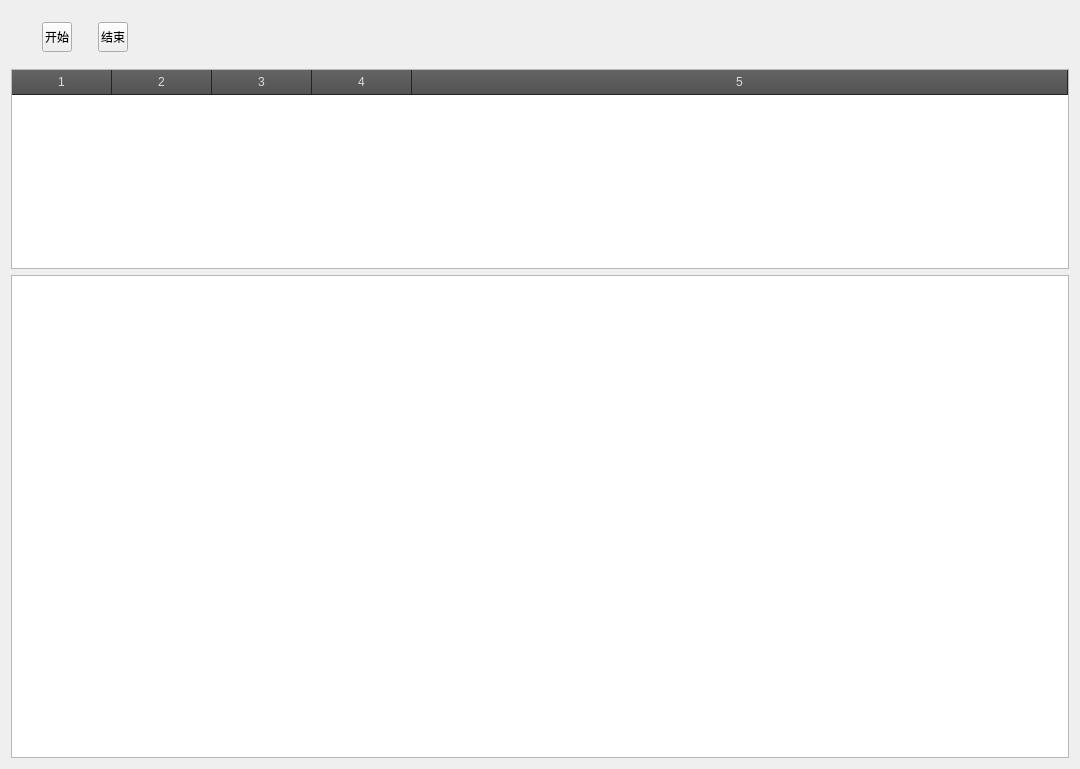
First picture: the form in MyWinshark/MyWinshark.ui, repository shuizhuyu123/MyWIreShark, before the edit.
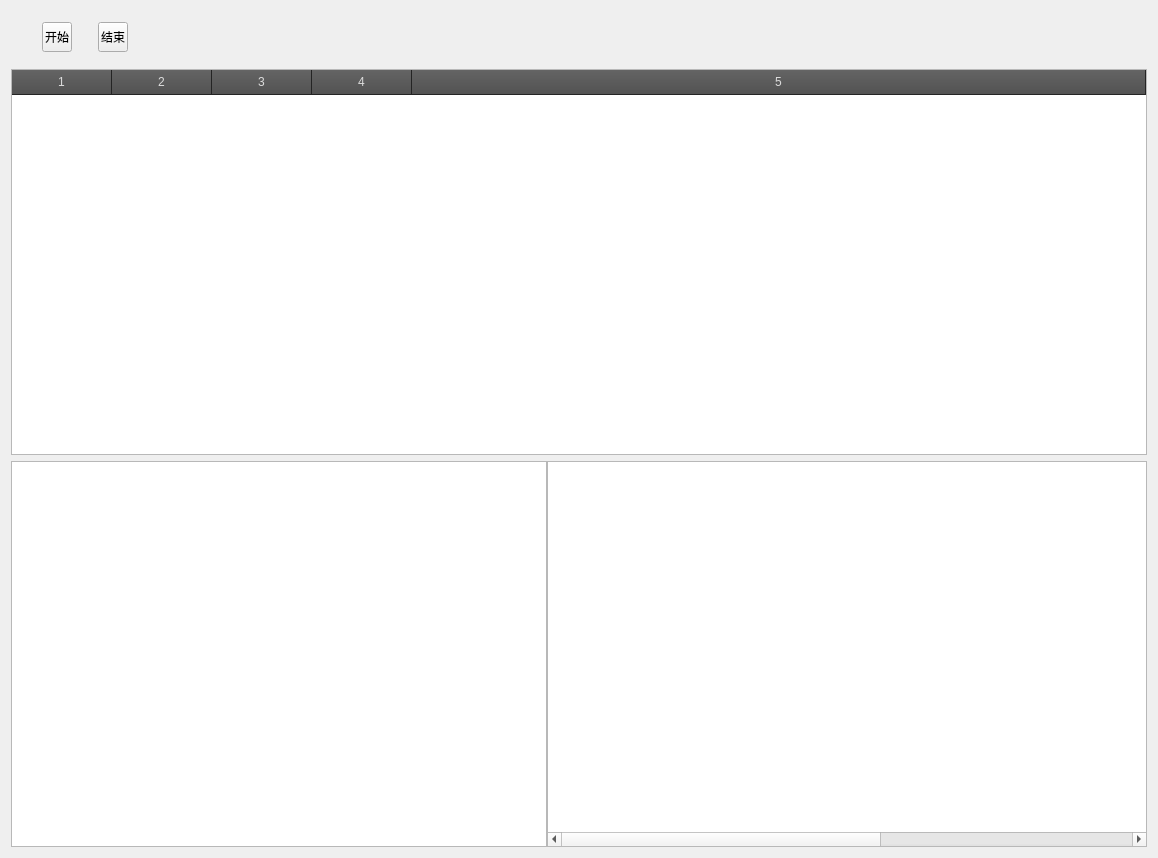
Second picture: the form after the edit.

What changed in the file:
```diff
--- a/MyWinshark/MyWinshark.ui
+++ b/MyWinshark/MyWinshark.ui
@@ -6,8 +6,8 @@
    <rect>
     <x>0</x>
     <y>0</y>
-    <width>1080</width>
-    <height>769</height>
+    <width>1158</width>
+    <height>858</height>
    </rect>
   </property>
   <property name="windowTitle">
@@ -129,10 +129,16 @@
    </item>
    <item>
     <widget class="QTableWidget" name="tableWidget">
+     <property name="minimumSize">
+      <size>
+       <width>0</width>
+       <height>0</height>
+      </size>
+     </property>
      <property name="maximumSize">
       <size>
        <width>16777215</width>
-       <height>200</height>
+       <height>400</height>
       </size>
      </property>
      <property name="focusPolicy">
@@ -175,7 +181,37 @@
     </widget>
    </item>
    <item>
+    <widget class="QWidget" name="widget_2" native="true">
+     <layout class="QHBoxLayout" name="horizontalLayout_2">
+      <property name="spacing">
+       <number>0</number>
+      </property>
+      <property name="leftMargin">
+       <number>0</number>
+      </property>
+      <property name="topMargin">
+       <number>0</number>
+      </property>
+      <property name="rightMargin">
+       <number>0</number>
+      </property>
+      <property name="bottomMargin">
+       <number>0</number>
+      </property>
+      <item>
     <widget class="QTreeWidget" name="treeWidget">
+        <property name="minimumSize">
+         <size>
+          <width>0</width>
+          <height>0</height>
+         </size>
+        </property>
+        <property name="sizeIncrement">
+         <size>
+          <width>0</width>
+          <height>0</height>
+         </size>
+        </property>
      <property name="focusPolicy">
       <enum>Qt::NoFocus</enum>
      </property>
@@ -183,7 +219,7 @@
       <set>QAbstractItemView::NoEditTriggers</set>
      </property>
      <property name="columnCount">
-      <number>5</number>
+         <number>3</number>
      </property>
      <attribute name="headerVisible">
       <bool>false</bool>
@@ -194,6 +230,9 @@
      <attribute name="headerDefaultSectionSize">
       <number>200</number>
      </attribute>
+        <attribute name="headerStretchLastSection">
+         <bool>true</bool>
+        </attribute>
      <column>
       <property name="text">
        <string notr="true">1</string>
@@ -209,16 +248,110 @@
        <string notr="true">3</string>
       </property>
      </column>
-     <column>
-      <property name="text">
-       <string notr="true">4</string>
-      </property>
-     </column>
-     <column>
-      <property name="text">
-       <string notr="true">5</string>
-      </property>
-     </column>
+       </widget>
+      </item>
+      <item>
+       <widget class="QTableWidget" name="Hex">
+        <property name="minimumSize">
+         <size>
+          <width>600</width>
+          <height>0</height>
+         </size>
+        </property>
+        <property name="maximumSize">
+         <size>
+          <width>600</width>
+          <height>16777215</height>
+         </size>
+        </property>
+        <property name="sizeIncrement">
+         <size>
+          <width>0</width>
+          <height>0</height>
+         </size>
+        </property>
+        <property name="focusPolicy">
+         <enum>Qt::NoFocus</enum>
+        </property>
+        <property name="editTriggers">
+         <set>QAbstractItemView::NoEditTriggers</set>
+        </property>
+        <property name="showGrid">
+         <bool>false</bool>
+        </property>
+        <property name="rowCount">
+         <number>0</number>
+        </property>
+        <property name="columnCount">
+         <number>34</number>
+        </property>
+        <attribute name="horizontalHeaderVisible">
+         <bool>false</bool>
+        </attribute>
+        <attribute name="horizontalHeaderMinimumSectionSize">
+         <number>25</number>
+        </attribute>
+        <attribute name="horizontalHeaderDefaultSectionSize">
+         <number>30</number>
+        </attribute>
+        <attribute name="horizontalHeaderHighlightSections">
+         <bool>false</bool>
+        </attribute>
+        <attribute name="verticalHeaderVisible">
+         <bool>false</bool>
+        </attribute>
+        <attribute name="verticalHeaderCascadingSectionResizes">
+         <bool>false</bool>
+        </attribute>
+        <attribute name="verticalHeaderMinimumSectionSize">
+         <number>10</number>
+        </attribute>
+        <attribute name="verticalHeaderDefaultSectionSize">
+         <number>20</number>
+        </attribute>
+        <attribute name="verticalHeaderHighlightSections">
+         <bool>false</bool>
+        </attribute>
+        <attribute name="verticalHeaderStretchLastSection">
+         <bool>false</bool>
+        </attribute>
+        <column/>
+        <column/>
+        <column/>
+        <column/>
+        <column/>
+        <column/>
+        <column/>
+        <column/>
+        <column/>
+        <column/>
+        <column/>
+        <column/>
+        <column/>
+        <column/>
+        <column/>
+        <column/>
+        <column/>
+        <column/>
+        <column/>
+        <column/>
+        <column/>
+        <column/>
+        <column/>
+        <column/>
+        <column/>
+        <column/>
+        <column/>
+        <column/>
+        <column/>
+        <column/>
+        <column/>
+        <column/>
+        <column/>
+        <column/>
+       </widget>
+      </item>
+     </layout>
     </widget>
    </item>
   </layout>
```
Left out of the diff: 3 changed lines with no effect on the pictures. Lines whose indentation alone changed are shown as unchanged.
